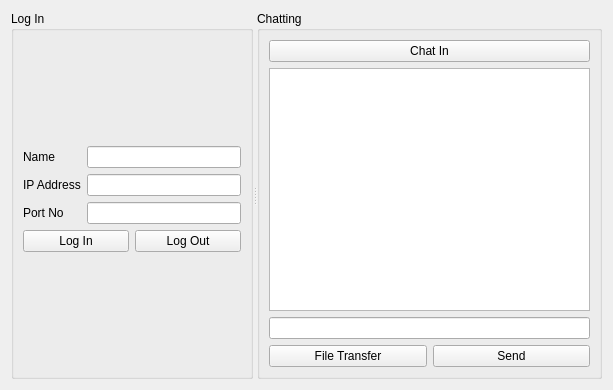
Qt form ChatClient.ui (juyeon6454/Customer-management_Qt) before a commit.
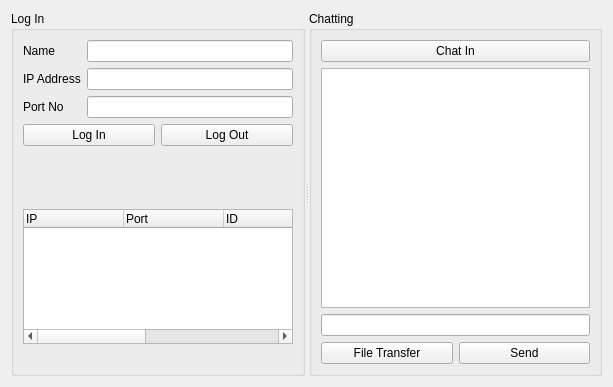
The same form after that commit.

Patch:
```diff
--- a/ChatClient.ui
+++ b/ChatClient.ui
@@ -7,13 +7,13 @@
     <x>0</x>
     <y>0</y>
     <width>613</width>
-    <height>390</height>
+    <height>387</height>
    </rect>
   </property>
   <property name="windowTitle">
    <string>Form</string>
   </property>
-  <layout class="QHBoxLayout" name="horizontalLayout_3">
+  <layout class="QHBoxLayout" name="horizontalLayout_2">
    <item>
     <widget class="QSplitter" name="splitter">
      <property name="orientation">
@@ -23,6 +23,8 @@
       <property name="title">
        <string>Log In</string>
       </property>
+      <layout class="QVBoxLayout" name="verticalLayout_3">
+       <item>
       <layout class="QVBoxLayout" name="verticalLayout">
        <item>
         <spacer name="logInUpSpacer">
@@ -37,13 +39,6 @@
          </property>
         </spacer>
        </item>
-       <item alignment="Qt::AlignHCenter|Qt::AlignVCenter">
-        <widget class="QLabel" name="label_pic">
-         <property name="text">
-          <string/>
-         </property>
-        </widget>
-       </item>
        <item>
         <layout class="QFormLayout" name="logformLayout">
          <item row="0" column="0">
@@ -109,12 +104,67 @@
          </property>
         </spacer>
        </item>
+         <item>
+          <widget class="QTreeWidget" name="treeWidget">
+           <column>
+            <property name="text">
+             <string>IP</string>
+            </property>
+           </column>
+           <column>
+            <property name="text">
+             <string>Port</string>
+            </property>
+           </column>
+           <column>
+            <property name="text">
+             <string>ID</string>
+            </property>
+           </column>
+           <column>
+            <property name="text">
+             <string>Name</string>
+            </property>
+           </column>
+           <column>
+            <property name="text">
+             <string>Message</string>
+            </property>
+           </column>
+           <column>
+            <property name="text">
+             <string>Time</string>
+            </property>
+           </column>
+           <column>
+            <property name="text">
+             <string/>
+            </property>
+           </column>
+           <column>
+            <property name="text">
+             <string/>
+            </property>
+           </column>
+          </widget>
+         </item>
+        </layout>
+       </item>
+       <item>
+        <widget class="QLabel" name="label_pic">
+         <property name="text">
+          <string/>
+         </property>
+        </widget>
+       </item>
       </layout>
      </widget>
      <widget class="QGroupBox" name="chattingGroupBox">
       <property name="title">
        <string>Chatting</string>
       </property>
+      <layout class="QHBoxLayout" name="horizontalLayout">
+       <item>
       <layout class="QVBoxLayout" name="verticalLayout_2">
        <item>
         <widget class="QPushButton" name="chatInPushButton">
@@ -144,6 +194,8 @@
             <string>Send</string>
            </property>
           </widget>
+           </item>
+          </layout>
          </item>
         </layout>
        </item>
```
Lines whose indentation alone changed are shown as unchanged.
